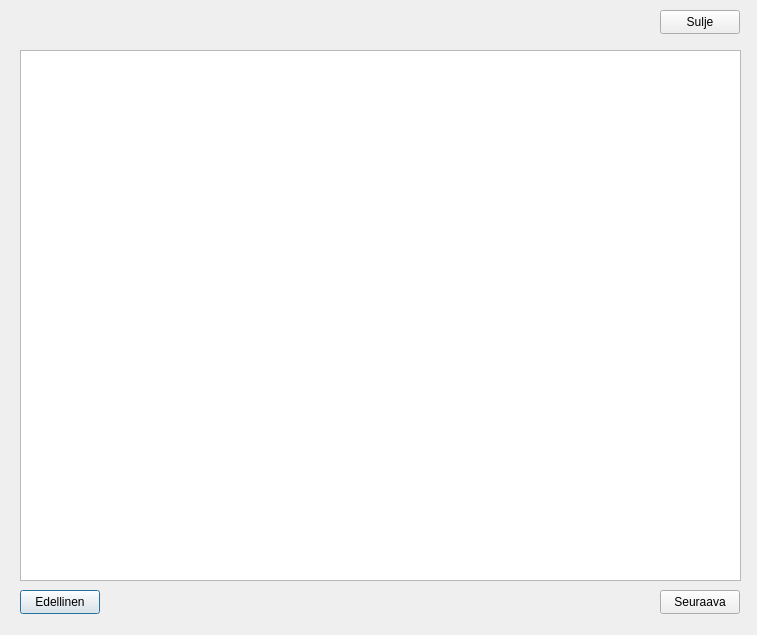
First picture: the form in bank_automat/transactions.ui, repository 25kmo-project/group_7, before the edit.
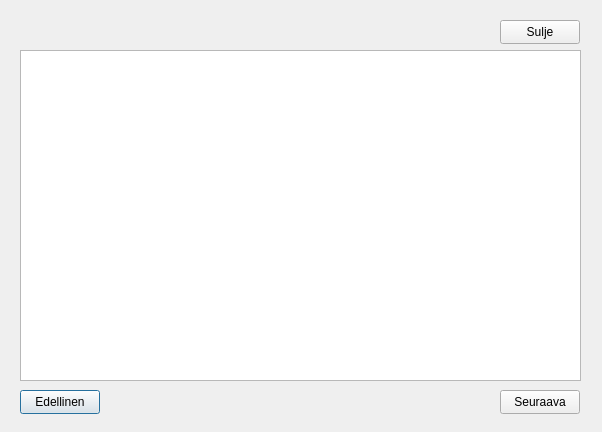
Second picture: the form after the edit.

Commit message: Tilitapahtumien selaus toimii ja taulukon ulkoasua hieno säädetty. Lisäksi poistettu turhaksi jääneet slotit ja lisätty kommentointia h-tiedostoon

Diff of the .ui file:
```diff
--- a/bank_automat/transactions.ui
+++ b/bank_automat/transactions.ui
@@ -6,8 +6,8 @@
    <rect>
     <x>0</x>
     <y>0</y>
-    <width>757</width>
-    <height>635</height>
+    <width>602</width>
+    <height>432</height>
    </rect>
   </property>
   <property name="windowTitle">
@@ -17,7 +17,7 @@
    <property name="geometry">
     <rect>
      <x>20</x>
-     <y>590</y>
+     <y>390</y>
      <width>80</width>
      <height>24</height>
     </rect>
@@ -29,8 +29,8 @@
   <widget class="QPushButton" name="btnNext">
    <property name="geometry">
     <rect>
-     <x>660</x>
-     <y>590</y>
+     <x>500</x>
+     <y>390</y>
      <width>80</width>
      <height>24</height>
     </rect>
@@ -42,8 +42,8 @@
   <widget class="QPushButton" name="btnClose">
    <property name="geometry">
     <rect>
-     <x>660</x>
-     <y>10</y>
+     <x>500</x>
+     <y>20</y>
      <width>80</width>
      <height>24</height>
     </rect>
@@ -57,8 +57,8 @@
     <rect>
      <x>20</x>
      <y>50</y>
-     <width>721</width>
-     <height>531</height>
+     <width>561</width>
+     <height>331</height>
     </rect>
    </property>
   </widget>
```
The commit also changes 2 other files.
